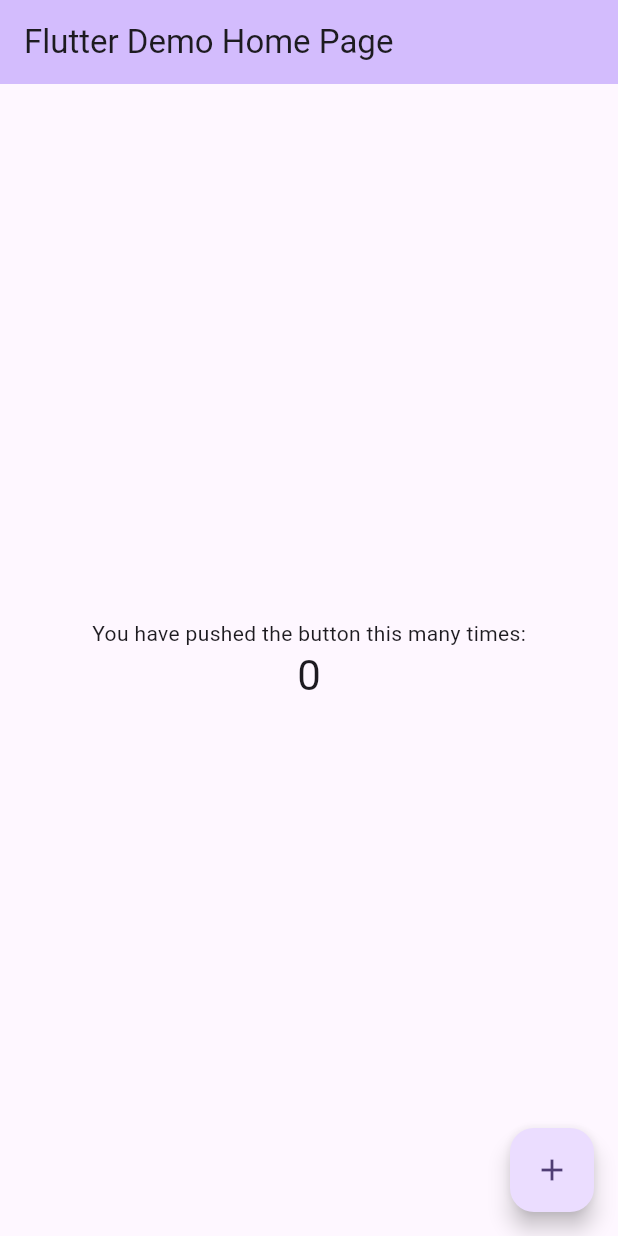
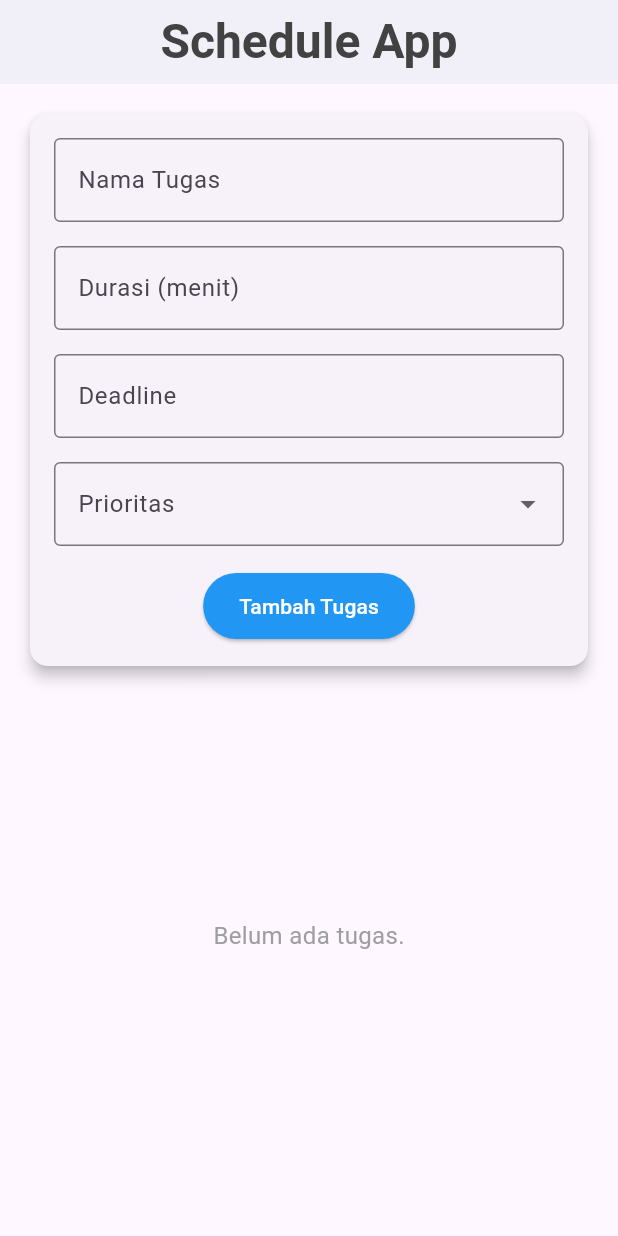
Before and after one commit to andytaftdev/schedule_app, a Flutter app: the screen it shows after launch, on a phone screen of 412 x 824 dp. Run offline on Flutter 3.47's test engine with Material 3 defaults, Android fonts, the phone set to English and light mode, and no system bars; our stand-ins replace flutter_dotenv; Roboto replaces fonts that are missing (Poppins).

```diff
--- a/lib/main.dart
+++ b/lib/main.dart
@@ -1,4 +1,5 @@
 import 'package:flutter/material.dart';
+import 'package:schedule_app/ui/home_screen.dart';
 //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
 void main() {
   runApp(const MyApp());
@@ -7,119 +8,15 @@ void main() {
 class MyApp extends StatelessWidget {
   const MyApp({super.key});
 
-  // This widget is the root of your application.
   @override
   Widget build(BuildContext context) {
     return MaterialApp(
-      title: 'Flutter Demo',
+      title: 'Schedule App',
+      debugShowCheckedModeBanner: false,
       theme: ThemeData(
-        // This is the theme of your application.
-        //
-        // TRY THIS: Try running your application with "flutter run". You'll see
-        // the application has a purple toolbar. Then, without quitting the app,
-        // try changing the seedColor in the colorScheme below to Colors.green
-        // and then invoke "hot reload" (save your changes or press the "hot
-        // reload" button in a Flutter-supported IDE, or press "r" if you used
-        // the command line to start the app).
-        //
-        // Notice that the counter didn't reset back to zero; the application
-        // state is not lost during the reload. To reset the state, use hot
-        // restart instead.
-        //
-        // This works for code too, not just values: Most code changes can be
-        // tested with just a hot reload.
-        colorScheme: ColorScheme.fromSeed(seedColor: Colors.deepPurple),
-        useMaterial3: true,
+        primarySwatch: Colors.blue,
       ),
-      home: const MyHomePage(title: 'Flutter Demo Home Page'),
+      home: const HomeScreen(),
     );
   }
 }
-
-class MyHomePage extends StatefulWidget {
-  const MyHomePage({super.key, required this.title});
-
-  // This widget is the home page of your application. It is stateful, meaning
-  // that it has a State object (defined below) that contains fields that affect
-  // how it looks.
-
-  // This class is the configuration for the state. It holds the values (in this
-  // case the title) provided by the parent (in this case the App widget) and
-  // used by the build method of the State. Fields in a Widget subclass are
-  // always marked "final".
-
-  final String title;
-
-  @override
-  State<MyHomePage> createState() => _MyHomePageState();
-}
-
-class _MyHomePageState extends State<MyHomePage> {
-  int _counter = 0;
-
-  void _incrementCounter() {
-    setState(() {
-      // This call to setState tells the Flutter framework that something has
-      // changed in this State, which causes it to rerun the build method below
-      // so that the display can reflect the updated values. If we changed
-      // _counter without calling setState(), then the build method would not be
-      // called again, and so nothing would appear to happen.
-      _counter++;
-    });
-  }
-
-  @override
-  Widget build(BuildContext context) {
-    // This method is rerun every time setState is called, for instance as done
-    // by the _incrementCounter method above.
-    //
-    // The Flutter framework has been optimized to make rerunning build methods
-    // fast, so that you can just rebuild anything that needs updating rather
-    // than having to individually change instances of widgets.
-    return Scaffold(
-      appBar: AppBar(
-        // TRY THIS: Try changing the color here to a specific color (to
-        // Colors.amber, perhaps?) and trigger a hot reload to see the AppBar
-        // change color while the other colors stay the same.
-        backgroundColor: Theme.of(context).colorScheme.inversePrimary,
-        // Here we take the value from the MyHomePage object that was created by
-        // the App.build method, and use it to set our appbar title.
-        title: Text(widget.title),
-      ),
-      body: Center(
-        // Center is a layout widget. It takes a single child and positions it
-        // in the middle of the parent.
-        child: Column(
-          // Column is also a layout widget. It takes a list of children and
-          // arranges them vertically. By default, it sizes itself to fit its
-          // children horizontally, and tries to be as tall as its parent.
-          //
-          // Column has various properties to control how it sizes itself and
-          // how it positions its children. Here we use mainAxisAlignment to
-          // center the children vertically; the main axis here is the vertical
-          // axis because Columns are vertical (the cross axis would be
-          // horizontal).
-          //
-          // TRY THIS: Invoke "debug painting" (choose the "Toggle Debug Paint"
-          // action in the IDE, or press "p" in the console), to see the
-          // wireframe for each widget.
-          mainAxisAlignment: MainAxisAlignment.center,
-          children: <Widget>[
-            const Text(
-              'You have pushed the button this many times:',
-            ),
-            Text(
-              '$_counter',
-              style: Theme.of(context).textTheme.headlineMedium,
-            ),
-          ],
-        ),
-      ),
-      floatingActionButton: FloatingActionButton(
-        onPressed: _incrementCounter,
-        tooltip: 'Increment',
-        child: const Icon(Icons.add),
-      ), // This trailing comma makes auto-formatting nicer for build methods.
-    );
-  }
-}
--- /dev/null
+++ b/lib/models/task.dart
@@ -0,0 +1,12 @@
+class Task{
+  final String name;
+  final String priority;
+  final int duration;
+  final String deadline;
+
+  Task({required this.name, required this.priority, required this.duration, required this.deadline});
+  @override
+  String toString() {
+    return 'Task{name: $name, priority: $priority, duration: $duration, deadline: $deadline}';
+  }
+}
--- /dev/null
+++ b/lib/ui/home_screen.dart
@@ -0,0 +1,273 @@
+import 'package:flutter/material.dart';
+
+class HomeScreen extends StatefulWidget {
+  const HomeScreen({super.key});
+
+  @override
+  State<HomeScreen> createState() => _HomeScreenState();
+}
+
+class _HomeScreenState extends State<HomeScreen> {
+  final List<Map<String, dynamic>> tasks = [];
+  final TextEditingController taskController = TextEditingController();
+  final TextEditingController durationController = TextEditingController();
+  String? priority;
+  bool isLoading = false;
+  String generatedSchedule = '';
+  String errorMessage = '';
+
+  void addTask() {
+    if (taskController.text.isNotEmpty &&
+        priority != null &&
+        durationController.text.isNotEmpty) {
+      final duration = int.tryParse(durationController.text);
+      if (duration == null || duration <= 0) {
+        setState(() {
+          errorMessage = 'Durasi harus berupa angka positif.';
+        });
+        return;
+      }
+
+      setState(() {
+        tasks.add({
+          "name": taskController.text,
+          "priority": priority,
+          "minutes": duration,
+        });
+        errorMessage = ''; // Clear any previous error message
+      });
+      taskController.clear();
+      durationController.clear();
+      priority = null;
+    } else {
+      setState(() {
+        errorMessage = 'Harap isi semua field.';
+      });
+    }
+  }
+
+  Future<void> _generateSchedule() async {
+    setState(() {
+      isLoading = true;
+      errorMessage = ''; // Clear any previous error message
+    });
+    try {
+      final schedule = ;
+      setState(() {
+        generatedSchedule = schedule;
+      });
+    } catch (e) {
+      setState(() {
+        errorMessage = 'Gagal menghasilkan jadwal: ${e.toString()}';
+      });
+    } finally {
+      setState(() {
+        isLoading = false;
+      });
+    }
+  }
+
+  @override
+  Widget build(BuildContext context) {
+    return Scaffold(
+      appBar: AppBar(
+        title: Text(
+          'Schedule App',
+          style: TextStyle(
+            color: Colors.grey[800],
+            fontSize: 32,
+            fontFamily: 'Poppins',
+            fontWeight: FontWeight.bold,
+          ),
+        ),
+        centerTitle: true,
+        backgroundColor: Colors.white,
+        elevation: 4,
+      ),
+      body: Padding(
+        padding: const EdgeInsets.all(16.0),
+        child: Column(
+          children: [
+            // Input Section
+            Card(
+              elevation: 4,
+              child: Padding(
+                padding: const EdgeInsets.all(16.0),
+                child: Column(
+                  children: [
+                    TextField(
+                      controller: taskController,
+                      decoration: const InputDecoration(
+                        labelText: 'Nama Tugas',
+                        border: OutlineInputBorder(),
+                      ),
+                    ),
+                    const SizedBox(height: 16),
+                    TextField(
+                      controller: durationController,
+                      decoration: const InputDecoration(
+                        labelText: 'Durasi (menit)',
+                        border: OutlineInputBorder(),
+                      ),
+                      keyboardType: TextInputType.number,
+                    ),
+                    const SizedBox(height: 16),
+                    TextField(
+                      decoration: const InputDecoration(
+                        labelText: 'Deadline',
+                        border: OutlineInputBorder(),
+                      ),
+                      keyboardType: TextInputType.number,
+                    ),
+                    const SizedBox(height: 16),
+                    DropdownButtonFormField<String>(
+                      decoration: const InputDecoration(
+                        labelText: 'Prioritas',
+                        border: OutlineInputBorder(),
+                      ),
+                      value: priority,
+                      items: ['Rendah', 'Sedang', 'Tinggi'].map((String value) {
+                        return DropdownMenuItem<String>(
+                          value: value,
+                          child: Text(value),
+                        );
+                      }).toList(),
+                      onChanged: (newValue) {
+                        setState(() {
+                          priority = newValue;
+                        });
+                      },
+                      validator: (value) {
+                        if (value == null) {
+                          return 'Pilih prioritas';
+                        }
+                        return null;
+                      },
+                    ),
+                    const SizedBox(height: 16),
+                    ElevatedButton(
+                      onPressed: addTask,
+                      style: ElevatedButton.styleFrom(
+                        backgroundColor: Colors.blue,
+                        foregroundColor: Colors.white,
+                        padding: const EdgeInsets.symmetric(
+                            horizontal: 24, vertical: 12),
+                      ),
+                      child: const Text('Tambah Tugas'),
+                    ),
+                  ],
+                ),
+              ),
+            ),
+
+            const SizedBox(height: 24),
+
+            // Task List Section
+            Expanded(
+              child: tasks.isEmpty
+                  ? const Center(
+                child: Text(
+                  'Belum ada tugas.',
+                  style: TextStyle(
+                    color: Colors.grey,
+                    fontSize: 16,
+                  ),
+                ),
+              )
+                  : ListView.builder(
+                itemCount: tasks.length,
+                itemBuilder: (context, index) {
+                  final task = tasks[index];
+                  return Card(
+                    margin: const EdgeInsets.only(bottom: 8),
+                    elevation: 2,
+                    child: ListTile(
+                      title: Text(
+                        task['name'],
+                        style: const TextStyle(
+                          fontWeight: FontWeight.bold,
+                        ),
+                      ),
+                      subtitle: Text(
+                        'Prioritas: ${task['priority']}, Durasi: ${task['minutes']} menit',
+                      ),
+                      trailing: IconButton(
+                        icon: const Icon(Icons.delete, color: Colors.red),
+                        onPressed: () {
+                          setState(() {
+                            tasks.removeAt(index);
+                          });
+                        },
+                      ),
+                    ),
+                  );
+                },
+              ),
+            ),
+
+            const SizedBox(height: 16),
+
+            // Generate Schedule Button
+            if (tasks.isNotEmpty)
+              ElevatedButton(
+                onPressed: isLoading ? null : _generateSchedule,
+                style: ElevatedButton.styleFrom(
+                  backgroundColor: Colors.green,
+                  foregroundColor: Colors.white,
+                  padding: const EdgeInsets.symmetric(
+                      horizontal: 24, vertical: 12),
+                ),
+                child: isLoading
+                    ? const SizedBox(
+                  width: 24,
+                  height: 24,
+                  child: CircularProgressIndicator(
+                    color: Colors.white,
+                  ),
+                )
+                    : const Text('Generate Schedule'),
+              ),
+
+            const SizedBox(height: 16),
+
+            // Generated Schedule Section
+            if (generatedSchedule.isNotEmpty)
+              Card(
+                elevation: 4,
+                child: Padding(
+                  padding: const EdgeInsets.all(16.0),
+                  child: Column(
+                    crossAxisAlignment: CrossAxisAlignment.start,
+                    children: [
+                      const Text(
+                        'Jadwal yang Dihasilkan:',
+                        style: TextStyle(
+                          fontWeight: FontWeight.bold,
+                          fontSize: 16,
+                        ),
+                      ),
+                      const SizedBox(height: 8),
+                      Text(generatedSchedule),
+                    ],
+                  ),
+                ),
+              ),
+
+            // Error Message
+            if (errorMessage.isNotEmpty)
+              Padding(
+                padding: const EdgeInsets.symmetric(vertical: 8),
+                child: Text(
+                  errorMessage,
+                  style: const TextStyle(
+                    color: Colors.red,
+                    fontSize: 14,
+                  ),
+                ),
+              ),
+          ],
+        ),
+      ),
+    );
+  }
+}
--- a/package.json
+++ b/package.json
@@ -1,5 +1,6 @@
 {
   "dependencies": {
+    "@google/generative-ai": "^0.22.0",
     "openai": "^4.84.0"
   }
 }
--- a/pubspec.yaml
+++ b/pubspec.yaml
@@ -34,6 +34,8 @@ dependencies:
   # The following adds the Cupertino Icons font to your application.
   # Use with the CupertinoIcons class for iOS style icons.
   cupertino_icons: ^1.0.8
+  http: ^1.3.0
+  flutter_dotenv: ^5.2.1
 
 dev_dependencies:
   flutter_test:
@@ -58,8 +60,8 @@ flutter:
   uses-material-design: true
 
   # To add assets to your application, add an assets section, like this:
-  # assets:
-  #   - images/a_dot_burr.jpeg
+  assets:
+     - .env
   #   - images/a_dot_ham.jpeg
 
   # An image asset can refer to one or more resolution-specific "variants", see
```
Also changed, not shown: lib/service/gemini_service.dart (added, +68 -0 lines), package-lock.json, pubspec.lock, 2 other files.
